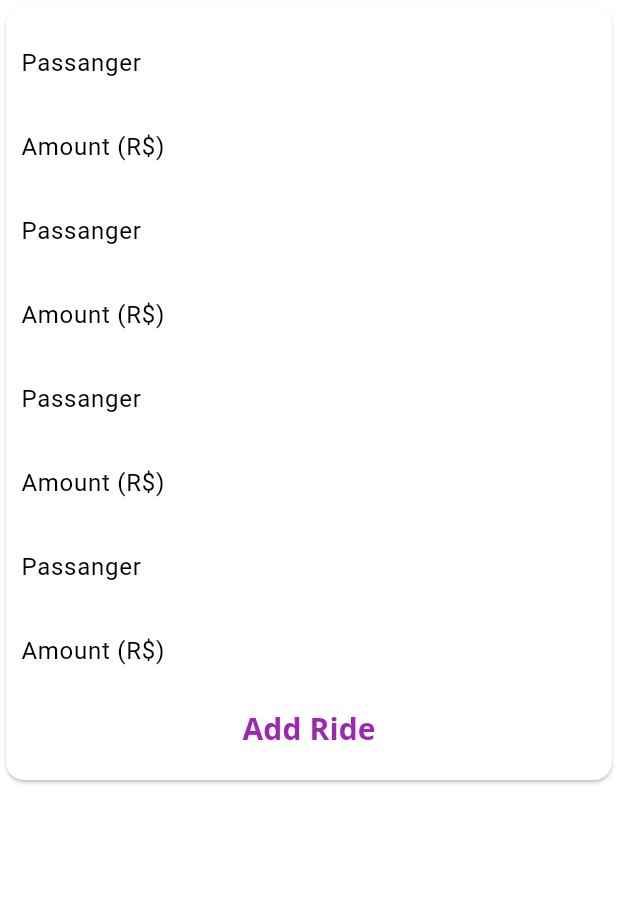
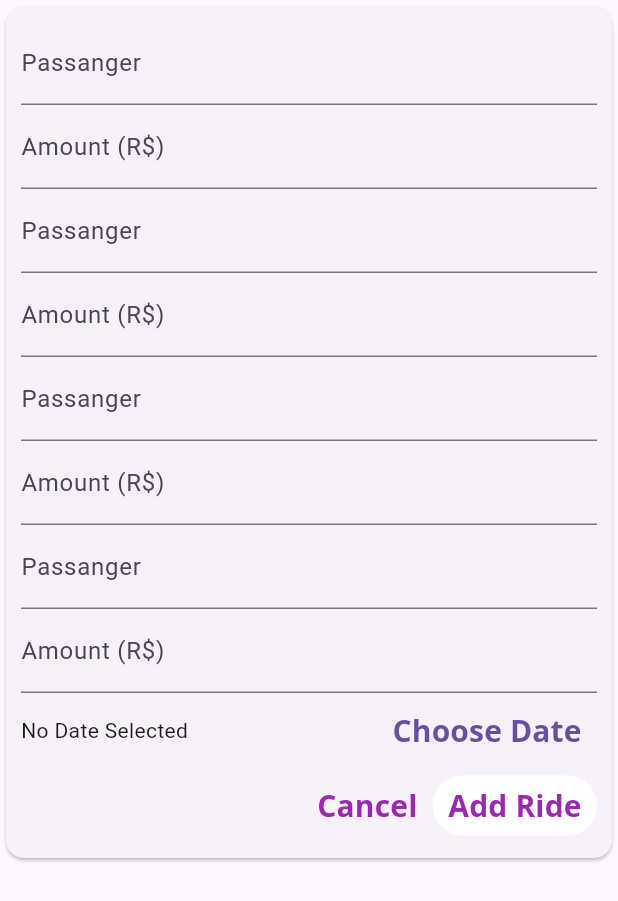
Before and after one commit to ArturMota19/flutterMaestry, a Flutter app: the RidesForm widget shown alone on an empty page, opened directly with empty values, on a phone screen of 412 x 824 dp. Shown: the top 901 px of the screen. Run offline on Flutter 3.47's test engine with Material 3 defaults, Android fonts, the phone set to English and light mode, and no system bars.

Commit message:
25: Add a date picker to form

```diff
--- a/expenses/lib/components/chart.dart
+++ b/expenses/lib/components/chart.dart
@@ -11,7 +11,7 @@ class Chart extends StatelessWidget {
 List<Map<String, Object>> get groupedRides {
   return List.generate(7, (index) {
     final weekDay = DateTime.now().subtract(
-      Duration(days: 6 -index),
+      Duration(days: index),
     );
 
     double totalSum = 0.0;
@@ -29,7 +29,7 @@ List<Map<String, Object>> get groupedRides {
     return {
       'day': DateFormat.EEEE().format(weekDay)[0], 'amount': totalSum,
     };
-  });
+  }).reversed.toList();
 }
 
   @override
--- a/expenses/lib/components/rides_form.dart
+++ b/expenses/lib/components/rides_form.dart
@@ -1,6 +1,8 @@
 import 'package:flutter/material.dart';
+import 'package:intl/intl.dart';
 
 class RidesForm extends StatefulWidget {
+
 
   RidesForm(this.onSubmit, {super.key});
 
@@ -11,106 +13,160 @@ class RidesForm extends StatefulWidget {
 }
 
 class _RidesFormState extends State<RidesForm> {
-  final passangerController0 = TextEditingController();
+  final _passangerController0 = TextEditingController();
 
-  final amountController0 = TextEditingController();
+  final _amountController0 = TextEditingController();
 
-  final passangerController1 = TextEditingController();
+  final _passangerController1 = TextEditingController();
 
-  final amountController1 = TextEditingController();
+  final _amountController1 = TextEditingController();
 
-  final passangerController2 = TextEditingController();
+  final _passangerController2 = TextEditingController();
 
-  final amountController2 = TextEditingController();
+  final _amountController2 = TextEditingController();
 
-  final passangerController3 = TextEditingController();
+  final _passangerController3 = TextEditingController();
 
-  final amountController3 = TextEditingController();
+  final _amountController3 = TextEditingController();
+
+  var _selectedDate;
 
   _submitForm() {
     final passengers = {
-      if(passangerController0.text.isNotEmpty) passangerController0.text: double.tryParse(amountController0.text) ?? 0.0,
-      if(passangerController1.text.isNotEmpty) passangerController1.text: double.tryParse(amountController1.text) ?? 0.0,
-      if(passangerController2.text.isNotEmpty) passangerController2.text: double.tryParse(amountController2.text) ?? 0.0,
-      if(passangerController3.text.isNotEmpty) passangerController3.text: double.tryParse(amountController3.text) ?? 0.0,
+      if(_passangerController0.text.isNotEmpty) _passangerController0.text: double.tryParse(_amountController0.text) ?? 0.0,
+      if(_passangerController1.text.isNotEmpty) _passangerController1.text: double.tryParse(_amountController1.text) ?? 0.0,
+      if(_passangerController2.text.isNotEmpty) _passangerController2.text: double.tryParse(_amountController2.text) ?? 0.0,
+      if(_passangerController3.text.isNotEmpty) _passangerController3.text: double.tryParse(_amountController3.text) ?? 0.0,
     };
-    if(passangerController0.text.isEmpty || amountController0.text.isEmpty) {
+    if(_passangerController0.text.isEmpty || _amountController0.text.isEmpty) {
       return;
     }
     widget.onSubmit(passengers);
   }
 
+  _showDatePicker() {
+    showDatePicker(
+      context: context,
+      initialDate: DateTime.now(),
+      firstDate: DateTime.now().subtract(const Duration(days: 7)),
+      lastDate: DateTime.now().add(const Duration(days: 7)),
+      ).then((pickedDate) => {
+        if(pickedDate != null) {
+          setState(() {
+            _selectedDate = pickedDate;
+          })
+        }
+
+      });
+  }
+
   @override
   Widget build(BuildContext context) {
-    return SingleChildScrollView(
+    return Container(
+      height: 800,
+      child: SingleChildScrollView(
         child: Card(
                 child: Padding(
                   padding: const EdgeInsets.all(10.0),
                   child: Column(
                     children: [
                       TextField(
-                      controller: passangerController0,
-                      decoration: InputDecoration(
+                        controller: _passangerController0,
+                        decoration: const InputDecoration(
                           labelText: 'Passanger',
                           ),
                       ),
                       TextField(
-                      controller: amountController0,
-                      keyboardType: TextInputType.numberWithOptions(decimal: true),
+                        controller: _amountController0,
+                        keyboardType: const TextInputType.numberWithOptions(decimal: true),
                         onSubmitted: (_) {
                           _submitForm();
                         },
-                      decoration: InputDecoration(
+                        decoration: const InputDecoration(
                           labelText: 'Amount (R\$)',
                           ),
                       ),
                       TextField(
-                      controller: passangerController1,
-                      decoration: InputDecoration(
+                        controller: _passangerController1,
+                        decoration: const InputDecoration(
                           labelText: 'Passanger',
                           ),
                       ),
                       TextField(
-                      controller: amountController1,
-                      keyboardType: TextInputType.numberWithOptions(decimal: true),
+                        controller: _amountController1,
+                        keyboardType: const TextInputType.numberWithOptions(decimal: true),
                         onSubmitted: (_) {
                           _submitForm();
                         },
-                      decoration: InputDecoration(
+                        decoration: const InputDecoration(
                           labelText: 'Amount (R\$)',
                           ),
                       ),
                       TextField(
-                      controller: passangerController2,
-                      decoration: InputDecoration(
+                        controller: _passangerController2,
+                        decoration: const InputDecoration(
                           labelText: 'Passanger',
                           ),
                       ),
                       TextField(
-                      controller: amountController2,
-                      keyboardType: TextInputType.numberWithOptions(decimal: true),
+                        controller: _amountController2,
+                        keyboardType: const TextInputType.numberWithOptions(decimal: true),
                         onSubmitted: (_) {
                           _submitForm();
                         },
-                      decoration: InputDecoration(
+                        decoration: const InputDecoration(
                           labelText: 'Amount (R\$)',
                           ),
                       ),
                       TextField(
-                      controller: passangerController3,
-                      decoration: InputDecoration(
+                        controller: _passangerController3,
+                        decoration: const InputDecoration(
                           labelText: 'Passanger',
                           ),
                       ),
                       TextField(
-                      controller: amountController3,
-                      keyboardType: TextInputType.numberWithOptions(decimal: true),
+                        controller: _amountController3,
+                        keyboardType: const TextInputType.numberWithOptions(decimal: true),
                         onSubmitted: (_) {
                           _submitForm();
                         },
-                      decoration: InputDecoration(
+                        decoration: const InputDecoration(
                           labelText: 'Amount (R\$)',
                           ),
+                      ),
+                      Column(
+                        children: [
+                          Container(
+                            height: 50,
+                            child: Row(
+                              mainAxisAlignment: MainAxisAlignment.spaceBetween,
+                              children: <Widget>[
+                                Text(
+                                  _selectedDate == null ?
+                                  'No Date Selected'
+                                  :
+                                  'Selected Date: ${DateFormat('dd/MM').format(_selectedDate)}'
+                                ),
+                                TextButton(
+                                  onPressed: _showDatePicker,
+                                  child: const Text('Choose Date'),
+                                ),
+                              ],
+                            ),
+                          ),
+                          Container(
+                            height: 50,
+                            child: Row(
+                              mainAxisAlignment: MainAxisAlignment.end,
+                              children: [
+                                TextButton(
+                                  onPressed: () {
+                                    Navigator.of(context).pop();
+                                  },
+                                  style: ButtonStyle(
+                                    foregroundColor: MaterialStateProperty.all(Colors.purple),
+                                  ),
+                                  child: const Text('Cancel'),
                                 ),
                                 TextButton(
                                     onPressed: () {
@@ -120,9 +176,15 @@ class _RidesFormState extends State<RidesForm> {
                                       foregroundColor: MaterialStateProperty.all(Colors.purple),
                                       backgroundColor: MaterialStateProperty.all(Colors.white),
                                     ),
-                      child: Text('Add Ride'),
+                                    child: const Text('Add Ride'),
                                 )
                               ],
+                            ),
+                          ),
+                        ],
+                      ),
+                    ],
+                  ),
                 ),
               ),
       ),
```
Also changed, not shown: expenses/lib/components/rides_list.dart (+20 -25 lines), expenses/lib/main.dart (+11 -5 lines). Lines whose indentation alone changed are shown as unchanged.
